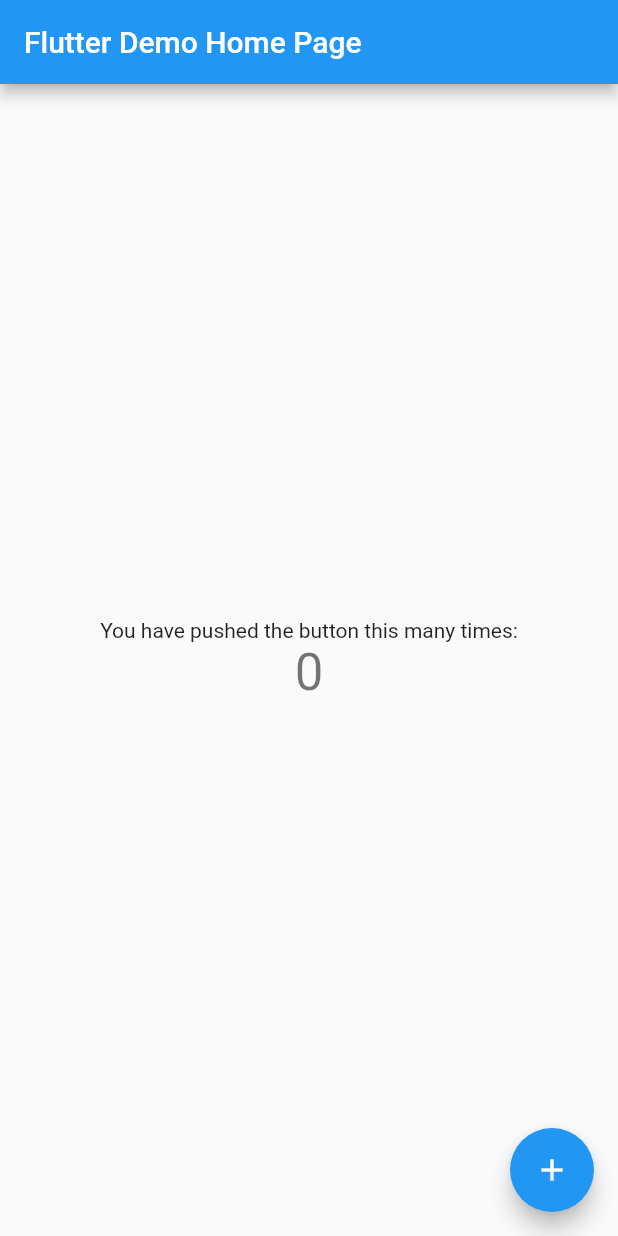
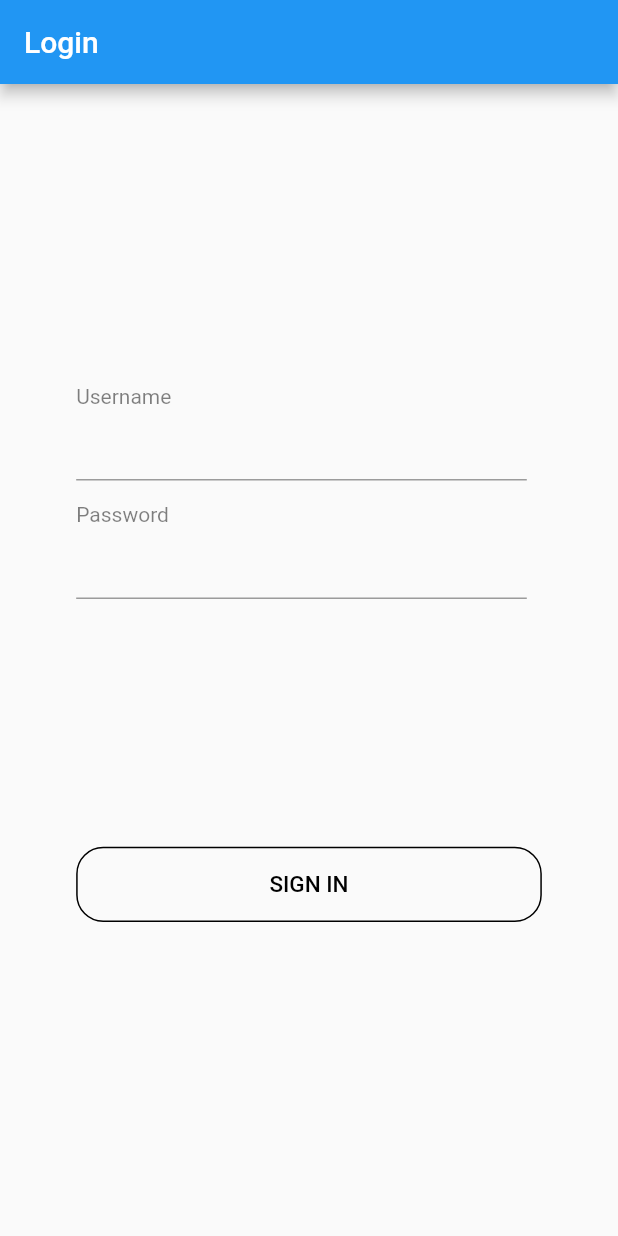
Before and after one commit to sandaruwan-eng/Yukon-sampleapp, a Flutter app: the screen it shows after launch, on a phone screen of 412 x 824 dp. Run offline on Flutter 3.47's test engine with Material 2 defaults, Android fonts, the phone set to English and light mode, and no system bars; our stand-ins replace dio, flutter_screenutil, permission_handler, shared_preferences; missing offline and left inert: ndialog, pdf_text, syncfusion_flutter_pdfviewer.

```diff
--- /dev/null
+++ b/lib/constant/shared_preference_constant.dart
@@ -0,0 +1,3 @@
+class SharedPreferenceConstant {
+  static const String PRIMARY_NUMBER_KEY = 'primaryNumber';
+}
--- /dev/null
+++ b/lib/constant/widgets_constant.dart
@@ -0,0 +1,11 @@
+import 'package:flutter_screenutil/flutter_screenutil.dart';
+
+class WidgetsConstant {
+  static const int iconSize = 60;
+  static const int textFieldHeight = 140;
+  static const int textFieldRightIconPadding = 60;
+  static final double height = 3.5.h;
+  static final double width = 3.5.w;
+  static const double pixelDensity = 3.5;
+  static const double appBarLeadingWidth = 40;
+}
--- a/lib/main.dart
+++ b/lib/main.dart
@@ -1,115 +1,36 @@
 import 'package:flutter/material.dart';
+import 'package:flutter_screenutil/flutter_screenutil.dart';
+
+import 'screens/home_screen.dart';
+import 'screens/sign_in_screen.dart';
 
 void main() {
-  runApp(const MyApp());
+  runApp(
+    ScreenUtilInit(
+      designSize: const Size(1440, 2880),
+      builder: () {
+        return const MyApp();
+      },
+    ),
+  );
 }
 
 class MyApp extends StatelessWidget {
   const MyApp({Key? key}) : super(key: key);
 
-  // This widget is the root of your application.
   @override
   Widget build(BuildContext context) {
     return MaterialApp(
       title: 'Flutter Demo',
+      debugShowCheckedModeBanner: false,
       theme: ThemeData(
-        // This is the theme of your application.
-        //
-        // Try running your application with "flutter run". You'll see the
-        // application has a blue toolbar. Then, without quitting the app, try
-        // changing the primarySwatch below to Colors.green and then invoke
-        // "hot reload" (press "r" in the console where you ran "flutter run",
-        // or simply save your changes to "hot reload" in a Flutter IDE).
-        // Notice that the counter didn't reset back to zero; the application
-        // is not restarted.
         primarySwatch: Colors.blue,
       ),
-      home: const MyHomePage(title: 'Flutter Demo Home Page'),
+      initialRoute: '/',
+      routes: {
+        '/': (context) => SignInMain(),
+        '/home_screen': (context) => HomePage(),
+      },
     );
   }
 }
-
-class MyHomePage extends StatefulWidget {
-  const MyHomePage({Key? key, required this.title}) : super(key: key);
-
-  // This widget is the home page of your application. It is stateful, meaning
-  // that it has a State object (defined below) that contains fields that affect
-  // how it looks.
-
-  // This class is the configuration for the state. It holds the values (in this
-  // case the title) provided by the parent (in this case the App widget) and
-  // used by the build method of the State. Fields in a Widget subclass are
-  // always marked "final".
-
-  final String title;
-
-  @override
-  State<MyHomePage> createState() => _MyHomePageState();
-}
-
-class _MyHomePageState extends State<MyHomePage> {
-  int _counter = 0;
-
-  void _incrementCounter() {
-    setState(() {
-      // This call to setState tells the Flutter framework that something has
-      // changed in this State, which causes it to rerun the build method below
-      // so that the display can reflect the updated values. If we changed
-      // _counter without calling setState(), then the build method would not be
-      // called again, and so nothing would appear to happen.
-      _counter++;
-    });
-  }
-
-  @override
-  Widget build(BuildContext context) {
-    // This method is rerun every time setState is called, for instance as done
-    // by the _incrementCounter method above.
-    //
-    // The Flutter framework has been optimized to make rerunning build methods
-    // fast, so that you can just rebuild anything that needs updating rather
-    // than having to individually change instances of widgets.
-    return Scaffold(
-      appBar: AppBar(
-        // Here we take the value from the MyHomePage object that was created by
-        // the App.build method, and use it to set our appbar title.
-        title: Text(widget.title),
-      ),
-      body: Center(
-        // Center is a layout widget. It takes a single child and positions it
-        // in the middle of the parent.
-        child: Column(
-          // Column is also a layout widget. It takes a list of children and
-          // arranges them vertically. By default, it sizes itself to fit its
-          // children horizontally, and tries to be as tall as its parent.
-          //
-          // Invoke "debug painting" (press "p" in the console, choose the
-          // "Toggle Debug Paint" action from the Flutter Inspector in Android
-          // Studio, or the "Toggle Debug Paint" command in Visual Studio Code)
-          // to see the wireframe for each widget.
-          //
-          // Column has various properties to control how it sizes itself and
-          // how it positions its children. Here we use mainAxisAlignment to
-          // center the children vertically; the main axis here is the vertical
-          // axis because Columns are vertical (the cross axis would be
-          // horizontal).
-          mainAxisAlignment: MainAxisAlignment.center,
-          children: <Widget>[
-            const Text(
-              'You have pushed the button this many times:',
-            ),
-            Text(
-              '$_counter',
-              style: Theme.of(context).textTheme.headline4,
-            ),
-          ],
-        ),
-      ),
-      floatingActionButton: FloatingActionButton(
-        onPressed: _incrementCounter,
-        tooltip: 'Increment',
-        child: const Icon(Icons.add),
-      ), // This trailing comma makes auto-formatting nicer for build methods.
-    );
-  }
-}
--- /dev/null
+++ b/lib/screens/sign_in_screen.dart
@@ -0,0 +1,65 @@
+import 'package:flutter/material.dart';
+
+import 'package:sampleapp/constant/widgets_constant.dart';
+import 'package:sampleapp/widgets/signin_button.dart';
+import 'package:sampleapp/widgets/dialog_box.dart';
+import 'package:sampleapp/widgets/password_text_field.dart';
+import 'package:sampleapp/widgets/user_name_text_field.dart';
+
+class SignInMain extends StatefulWidget {
+  @override
+  _SighInMainState createState() => _SighInMainState();
+}
+
+class _SighInMainState extends State<SignInMain>
+    with SingleTickerProviderStateMixin {
+  TextEditingController userNameController = TextEditingController();
+  TextEditingController signPasswordController = TextEditingController();
+  final _formKey = GlobalKey<FormState>();
+  String userName = "test@test.com";
+  String password = "test";
+  @override
+  Widget build(BuildContext context) {
+    return Scaffold(
+      appBar: AppBar(
+        title: const Text("Login"),
+      ),
+      body: SingleChildScrollView(
+        child: Form(
+          key: _formKey,
+          child: Center(
+            child: Column(
+              mainAxisAlignment: MainAxisAlignment.center,
+              crossAxisAlignment: CrossAxisAlignment.start,
+              children: <Widget>[
+                Padding(
+                  padding: EdgeInsets.only(top: 200.0 * WidgetsConstant.width),
+                  child: UserNameTextField(
+                    userNameController: userNameController,
+                  ),
+                ),
+                PasswordTextField(
+                  signPasswordController: signPasswordController,
+                ),
+                SignInButton(
+                  callback: () {
+                    if (_formKey.currentState!.validate()) {
+                      if (userNameController.text.trim() == userName &&
+                          signPasswordController.text.trim() == password) {
+                        Navigator.pushNamed(context, '/home_screen');
+                      } else {
+                        showMsgDialog(context, "Login faill",
+                            "Please enter correct user name or pasword.");
+                        return;
+                      }
+                    }
+                  },
+                ),
+              ],
+            ),
+          ),
+        ),
+      ),
+    );
+  }
+}
--- /dev/null
+++ b/lib/styleguide/colors.dart
@@ -0,0 +1,4 @@
+import 'package:flutter/material.dart';
+
+Color primaryColor = Colors.black;
+Color homeScreenButton = Colors.green.withOpacity(0.84);
--- /dev/null
+++ b/lib/styleguide/text_styles.dart
@@ -0,0 +1,15 @@
+import 'package:flutter/material.dart';
+import 'colors.dart';
+
+// sign in screen text styles
+TextStyle welComeTextstyle = const TextStyle(
+    color: Colors.white, fontSize: 25, fontWeight: FontWeight.w500);
+TextStyle inputTextFieldTextstyle =
+    TextStyle(color: primaryColor.withOpacity(0.5));
+TextStyle welcomeDiscriptionTextstyle =
+    TextStyle(color: primaryColor.withOpacity(0.5), fontSize: 13);
+
+//home screen text styles
+TextStyle primaryAccountNumberTextstyle =
+    const TextStyle(fontSize: 16, color: Colors.black);
+TextStyle buttonsTextstyle = const TextStyle(fontSize: 15, color: Colors.black);
--- /dev/null
+++ b/lib/widgets/password_text_field.dart
@@ -0,0 +1,37 @@
+import 'package:flutter/material.dart';
+import 'package:sampleapp/constant/widgets_constant.dart';
+import 'package:sampleapp/styleguide/text_styles.dart';
+
+class PasswordTextField extends StatelessWidget {
+  const PasswordTextField({Key? key, required this.signPasswordController})
+      : super(key: key);
+
+  final TextEditingController signPasswordController;
+  @override
+  Widget build(BuildContext context) {
+    return Column(
+      crossAxisAlignment: CrossAxisAlignment.start,
+      children: <Widget>[
+        Text("Password", style: inputTextFieldTextstyle),
+        Padding(
+          padding: EdgeInsets.only(bottom: 15.0 * WidgetsConstant.height),
+          child: SizedBox(
+            width: 300 * WidgetsConstant.width,
+            child: TextFormField(
+              validator: (value) {
+                if (value == null || value.isEmpty) {
+                  return 'Please enter password';
+                }
+                return null;
+              },
+              controller: signPasswordController,
+              autofocus: false,
+              keyboardType: TextInputType.text,
+              obscureText: true,
+            ),
+          ),
+        ),
+      ],
+    );
+  }
+}
--- /dev/null
+++ b/lib/widgets/signin_button.dart
@@ -0,0 +1,32 @@
+import 'package:flutter/material.dart';
+import 'package:sampleapp/constant/widgets_constant.dart';
+import 'package:sampleapp/styleguide/text_styles.dart';
+
+// ignore: must_be_immutable
+class SignInButton extends StatelessWidget {
+  const SignInButton({Key? key, required this.callback}) : super(key: key);
+
+  final VoidCallback callback;
+  @override
+  Widget build(BuildContext context) {
+    return Padding(
+      padding: EdgeInsets.only(top: 150 * WidgetsConstant.height),
+      child: SizedBox(
+        height: 50 * WidgetsConstant.height,
+        width: 310 * WidgetsConstant.width,
+        child: TextButton(
+          style: ButtonStyle(
+              shape: MaterialStateProperty.all<RoundedRectangleBorder>(
+                  RoundedRectangleBorder(
+                      borderRadius: BorderRadius.circular(18.0),
+                      side: const BorderSide(color: Colors.black)))),
+          onPressed: callback,
+          child: Text(
+            "SIGN IN",
+            style: buttonsTextstyle,
+          ),
+        ),
+      ),
+    );
+  }
+}
--- /dev/null
+++ b/lib/widgets/user_name_text_field.dart
@@ -0,0 +1,37 @@
+import 'package:flutter/material.dart';
+import 'package:sampleapp/constant/widgets_constant.dart';
+import 'package:sampleapp/styleguide/text_styles.dart';
+
+class UserNameTextField extends StatelessWidget {
+  const UserNameTextField({Key? key, required this.userNameController})
+      : super(key: key);
+
+  final TextEditingController userNameController;
+
+  @override
+  Widget build(BuildContext context) {
+    return Column(
+      crossAxisAlignment: CrossAxisAlignment.start,
+      children: <Widget>[
+        Text("Username", style: inputTextFieldTextstyle),
+        Padding(
+          padding: EdgeInsets.only(bottom: 15.0 * WidgetsConstant.height),
+          child: SizedBox(
+            width: 300 * WidgetsConstant.width,
+            child: TextFormField(
+              validator: (value) {
+                if (value == null || value.isEmpty) {
+                  return 'Please enter username';
+                }
+                return null;
+              },
+              controller: userNameController,
+              autofocus: false,
+              keyboardType: TextInputType.text,
+            ),
+          ),
+        ),
+      ],
+    );
+  }
+}
```
Also changed, not shown: lib/constant/url_constant.dart (added, +7 -0 lines), lib/screens/home_screen.dart (added, +123 -0 lines), lib/services/api_services.dart (added, +34 -0 lines), lib/services/local_services.dart (added, +11 -0 lines), lib/services/store_data_service.dart (added, +11 -0 lines), lib/utility/read_pdf.dart (added, +34 -0 lines), lib/widgets/dialog_box.dart (added, +21 -0 lines), lib/widgets/pdf_view_screen.dart (added, +26 -0 lines), pubspec.yaml (+8 -0 lines), pubspec.lock, 2 other files.
